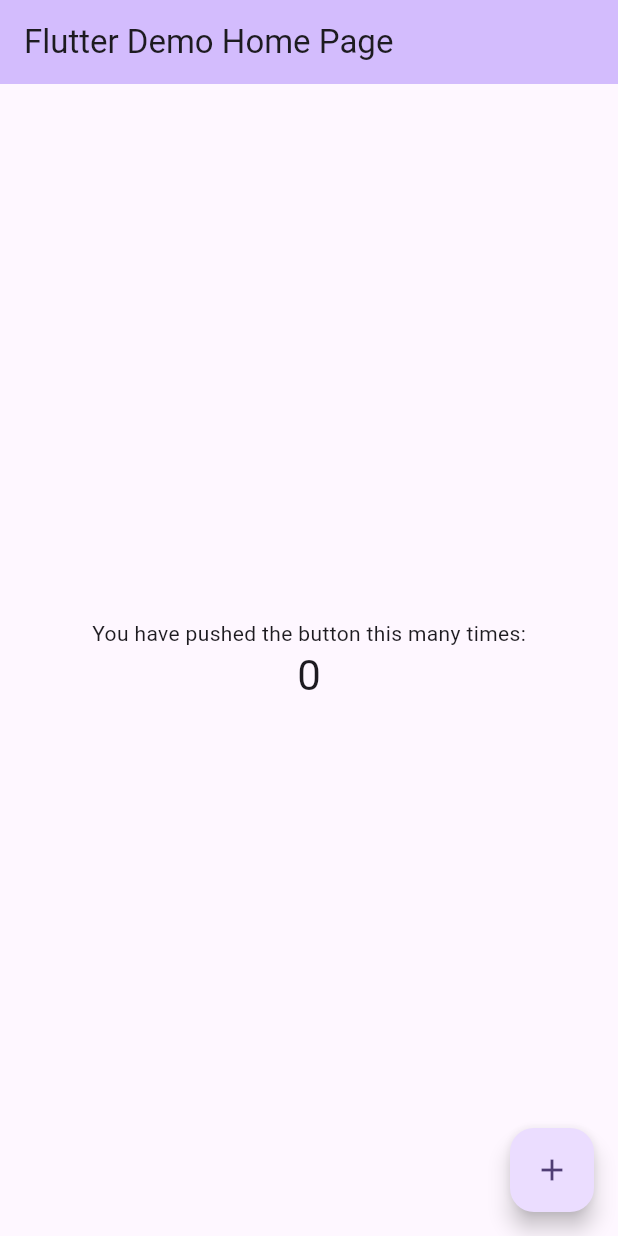
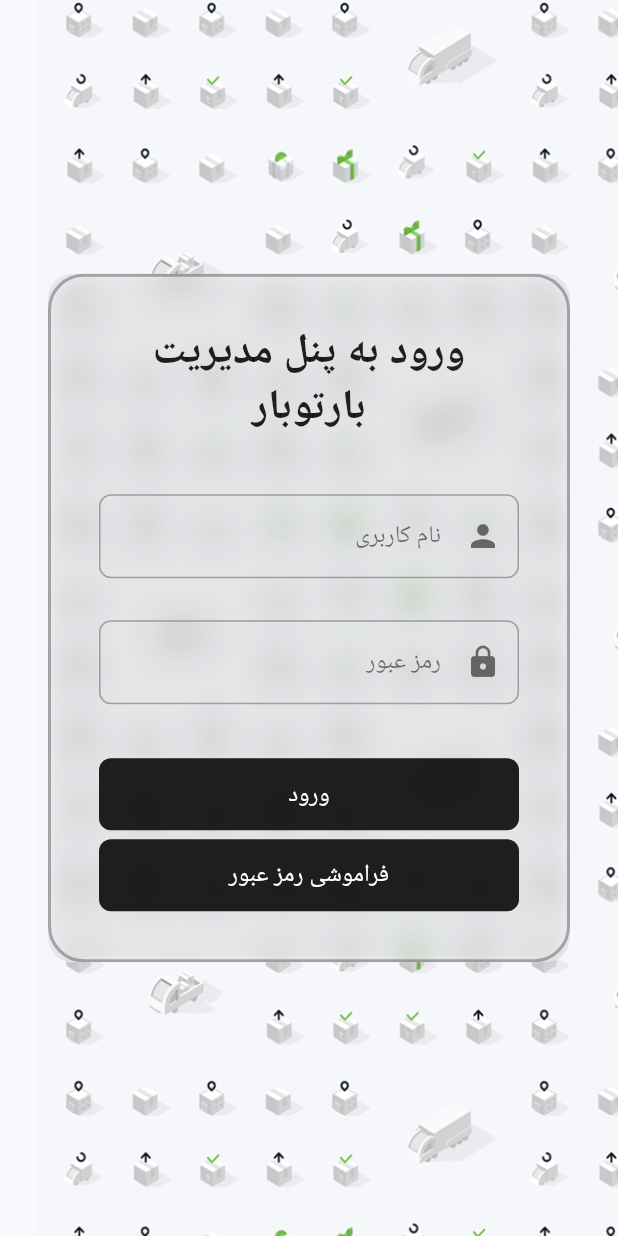
Before and after one commit to imWoodi/bar2bar_admin_app, a Flutter app: the screen it shows after launch, on a phone screen of 412 x 824 dp. Run offline on Flutter 3.47's test engine with Material 3 defaults, Android fonts, the phone set to English and light mode, and no system bars; our stand-ins replace get, google_fonts; Roboto replaces fonts that are missing (Vazirmatn).

Commit message:
first page

```diff
--- /dev/null
+++ b/devtools_options.yaml
@@ -0,0 +1,3 @@
+description: This file stores settings for Dart & Flutter DevTools.
+documentation: https://docs.flutter.dev/tools/devtools/extensions#configure-extension-enablement-states
+extensions:
--- /dev/null
+++ b/lib/app/modules/auth/views/login_view.dart
@@ -0,0 +1,232 @@
+import 'package:flutter/material.dart';
+import 'package:get/get.dart';
+import 'dart:ui';
+import 'dart:math' as math;
+import '../controllers/auth_controller.dart';
+
+class LoginView extends StatefulWidget {
+  const LoginView({super.key});
+
+  @override
+  State<LoginView> createState() => _LoginViewState();
+}
+
+class _LoginViewState extends State<LoginView> with SingleTickerProviderStateMixin {
+  late AnimationController _animationController;
+  late Animation<double> _animation;
+
+  @override
+  void initState() {
+    super.initState();
+    _animationController = AnimationController(
+      vsync: this,
+      duration: const Duration(seconds: 12),
+    )..repeat(reverse: true);
+
+    _animation = CurvedAnimation(
+      parent: _animationController,
+      curve: Curves.easeInOut,
+    );
+  }
+
+  @override
+  void dispose() {
+    _animationController.dispose();
+    super.dispose();
+  }
+
+  @override
+  Widget build(BuildContext context) {
+    final controller = Get.put(AuthController());
+    return Directionality(
+      textDirection: TextDirection.rtl,
+      child: Scaffold(
+        body: AnimatedBuilder(
+          animation: _animation,
+          builder: (context, child) {
+            return Container(
+              width: double.infinity,
+              height: double.infinity,
+              child: Stack(
+                children: [
+                  Transform.translate(
+                    offset: Offset(
+                      _animation.value * 100 * math.cos(math.pi / 4),
+                      _animation.value * 100 * math.sin(math.pi / 4),
+                    ),
+                    child: Transform.scale(
+                      scale: 1.1 + (_animation.value * 0.05),
+                      child: Image.asset(
+                        'assets/images/LoginBackground.png',
+                        fit: BoxFit.cover,
+                        width: double.infinity,
+                        height: double.infinity,
+                      ),
+                    ),
+                  ),
+                  Center(
+                    child: Container(
+                      constraints: const BoxConstraints(maxWidth: 450),
+                      child: SingleChildScrollView(
+                        padding: const EdgeInsets.all(32),
+                        child: ClipRRect(
+                          borderRadius: BorderRadius.circular(16),
+                          child: BackdropFilter(
+                            filter: ImageFilter.blur(sigmaX: 10, sigmaY: 10),
+                            child: Container(
+                              padding: const EdgeInsets.all(32),
+                              decoration: BoxDecoration(
+                                color: Colors.white.withOpacity(0.2),
+                                borderRadius: BorderRadius.circular(24),
+                                border: Border.all(
+                                  color: Colors.black.withOpacity(0.3),
+                                  width: 2,
+                                ),
+                                boxShadow: [
+                                  BoxShadow(
+                                    color: Colors.black.withOpacity(0.1),
+                                    blurRadius: 10,
+                                    spreadRadius: 2,
+                                  ),
+                                ],
+                              ),
+                              child: Form(
+                                key: controller.formKey,
+                                child: Column(
+                                  mainAxisSize: MainAxisSize.min,
+                                  crossAxisAlignment: CrossAxisAlignment.stretch,
+                                  children: [
+                                    Text(
+                                      'ورود به پنل مدیریت بارتوبار',
+                                      style: Theme.of(context).textTheme.headlineMedium?.copyWith(
+                                        fontWeight: FontWeight.bold,
+                                        color: Colors.black87,
+                                      ),
+                                      textAlign: TextAlign.center,
+                                    ),
+                                    const SizedBox(height: 40),
+                                    SizedBox(
+                                      height: 80,
+                                      child: TextFormField(
+                                        controller: controller.usernameController,
+                                        style: const TextStyle(color: Colors.black87),
+                                        decoration: InputDecoration(
+                                          labelText: 'نام کاربری',
+                                          labelStyle: const TextStyle(color: Colors.black54),
+                                          prefixIcon: const Icon(Icons.person, color: Colors.black54),
+                                          contentPadding: const EdgeInsets.symmetric(horizontal: 16, vertical: 16),
+                                          errorMaxLines: 1,
+                                          errorStyle: const TextStyle(color: Colors.red),
+                                          enabledBorder: OutlineInputBorder(
+                                            borderRadius: BorderRadius.circular(8),
+                                            borderSide: BorderSide(color: Colors.black.withOpacity(0.3)),
+                                          ),
+                                          focusedBorder: OutlineInputBorder(
+                                            borderRadius: BorderRadius.circular(8),
+                                            borderSide: const BorderSide(color: Colors.black87),
+                                          ),
+                                          errorBorder: OutlineInputBorder(
+                                            borderRadius: BorderRadius.circular(8),
+                                            borderSide: const BorderSide(color: Colors.red),
+                                          ),
+                                          focusedErrorBorder: OutlineInputBorder(
+                                            borderRadius: BorderRadius.circular(8),
+                                            borderSide: const BorderSide(color: Colors.red),
+                                          ),
+                                        ),
+                                        validator: (value) => value == null || value.isEmpty ? 'نام کاربری را وارد کنید' : null,
+                                      ),
+                                    ),
+                                    const SizedBox(height: 4),
+                                    SizedBox(
+                                      height: 80,
+                                      child: TextFormField(
+                                        controller: controller.passwordController,
+                                        obscureText: true,
+                                        style: const TextStyle(color: Colors.black87),
+                                        decoration: InputDecoration(
+                                          labelText: 'رمز عبور',
+                                          labelStyle: const TextStyle(color: Colors.black54),
+                                          prefixIcon: const Icon(Icons.lock, color: Colors.black54),
+                                          contentPadding: const EdgeInsets.symmetric(horizontal: 16, vertical: 16),
+                                          errorMaxLines: 1,
+                                          errorStyle: const TextStyle(color: Colors.red),
+                                          enabledBorder: OutlineInputBorder(
+                                            borderRadius: BorderRadius.circular(8),
+                                            borderSide: BorderSide(color: Colors.black.withOpacity(0.3)),
+                                          ),
+                                          focusedBorder: OutlineInputBorder(
+                                            borderRadius: BorderRadius.circular(8),
+                                            borderSide: const BorderSide(color: Colors.black87),
+                                          ),
+                                          errorBorder: OutlineInputBorder(
+                                            borderRadius: BorderRadius.circular(8),
+                                            borderSide: const BorderSide(color: Colors.red),
+                                          ),
+                                          focusedErrorBorder: OutlineInputBorder(
+                                            borderRadius: BorderRadius.circular(8),
+                                            borderSide: const BorderSide(color: Colors.red),
+                                          ),
+                                        ),
+                                        validator: (value) => value == null || value.isEmpty ? 'رمز عبور را وارد کنید' : null,
+                                      ),
+                                    ),
+                                    const SizedBox(height: 12),
+                                    SizedBox(
+                                      height: 48,
+                                      child: Obx(() => ElevatedButton(
+                                        onPressed: controller.isLoading.value
+                                            ? null
+                                            : () => controller.login(),
+                                        style: ElevatedButton.styleFrom(
+                                          backgroundColor: Colors.black87,
+                                          foregroundColor: Colors.white,
+                                          shape: RoundedRectangleBorder(
+                                            borderRadius: BorderRadius.circular(8),
+                                          ),
+                                        ),
+                                        child: controller.isLoading.value
+                                            ? const SizedBox(
+                                                width: 24,
+                                                height: 24,
+                                                child: CircularProgressIndicator(
+                                                  strokeWidth: 2,
+                                                  valueColor: AlwaysStoppedAnimation<Color>(Colors.white),
+                                                ),
+                                              )
+                                            : const Text('ورود', style: TextStyle(fontSize: 16)),
+                                      )),
+                                    ),
+                                    const SizedBox(height: 6),
+                                    SizedBox(
+                                      height: 48,
+                                      child: Obx(() => ElevatedButton(
+                                        onPressed: () {},
+                                        style: ElevatedButton.styleFrom(
+                                          backgroundColor: Colors.black87,
+                                          foregroundColor: Colors.white,
+                                          shape: RoundedRectangleBorder(
+                                            borderRadius: BorderRadius.circular(8),
+                                          ),
+                                        ),
+                                        child: const Text('فراموشی رمز عبور', style: TextStyle(fontSize: 16)),
+                                      )),
+                                    ),
+                                  ],
+                                ),
+                              ),
+                            ),
+                          ),
+                        ),
+                      ),
+                    ),
+                  ),
+                ],
+              ),
+            );
+          },
+        ),
+      ),
+    );
+  }
+}
--- /dev/null
+++ b/lib/app/routes/app_pages.dart
@@ -0,0 +1,25 @@
+import 'package:get/get.dart';
+import 'package:bar2bar_admin_app/app/modules/auth/views/login_view.dart';
+import 'package:bar2bar_admin_app/app/modules/auth/views/otp_view.dart';
+import 'package:bar2bar_admin_app/app/modules/dashboard/views/dashboard_view.dart';
+
+part 'app_routes.dart';
+
+class AppPages {
+  static const INITIAL = Routes.LOGIN;
+
+  static final routes = [
+    GetPage(
+      name: Routes.LOGIN,
+      page: () => const LoginView(),
+    ),
+    GetPage(
+      name: Routes.OTP,
+      page: () => const OtpView(),
+    ),
+    GetPage(
+      name: Routes.DASHBOARD,
+      page: () => const DashboardView(),
+    ),
+  ];
+}
--- /dev/null
+++ b/lib/app/routes/app_routes.dart
@@ -0,0 +1,10 @@
+part of 'app_pages.dart';
+
+abstract class Routes {
+  static const LOGIN = '/login';
+  static const OTP = '/otp';
+  static const DASHBOARD = '/dashboard';
+  static const PROFILE = '/profile';
+  static const CHAT = '/chat';
+  static const RATING = '/rating';
+}
--- /dev/null
+++ b/lib/core/theme/app_theme.dart
@@ -0,0 +1,60 @@
+import 'package:flutter/material.dart';
+import 'package:google_fonts/google_fonts.dart';
+
+class AppTheme {
+  static final ThemeData lightTheme = ThemeData(
+    useMaterial3: true,
+    colorScheme: ColorScheme.fromSeed(
+      seedColor: const Color(0xFF1E88E5),
+      brightness: Brightness.light,
+    ),
+    textTheme: GoogleFonts.vazirmatnTextTheme(),
+    appBarTheme: const AppBarTheme(
+      centerTitle: true,
+      elevation: 0,
+    ),
+    elevatedButtonTheme: ElevatedButtonThemeData(
+      style: ElevatedButton.styleFrom(
+        elevation: 0,
+        padding: const EdgeInsets.symmetric(horizontal: 24, vertical: 12),
+        shape: RoundedRectangleBorder(
+          borderRadius: BorderRadius.circular(8),
+        ),
+      ),
+    ),
+    inputDecorationTheme: InputDecorationTheme(
+      border: OutlineInputBorder(
+        borderRadius: BorderRadius.circular(8),
+      ),
+      contentPadding: const EdgeInsets.symmetric(horizontal: 16, vertical: 12),
+    ),
+  );
+
+  static final ThemeData darkTheme = ThemeData(
+    useMaterial3: true,
+    colorScheme: ColorScheme.fromSeed(
+      seedColor: const Color(0xFF1E88E5),
+      brightness: Brightness.dark,
+    ),
+    textTheme: GoogleFonts.vazirmatnTextTheme(ThemeData.dark().textTheme),
+    appBarTheme: const AppBarTheme(
+      centerTitle: true,
+      elevation: 0,
+    ),
+    elevatedButtonTheme: ElevatedButtonThemeData(
+      style: ElevatedButton.styleFrom(
+        elevation: 0,
+        padding: const EdgeInsets.symmetric(horizontal: 24, vertical: 12),
+        shape: RoundedRectangleBorder(
+          borderRadius: BorderRadius.circular(8),
+        ),
+      ),
+    ),
+    inputDecorationTheme: InputDecorationTheme(
+      border: OutlineInputBorder(
+        borderRadius: BorderRadius.circular(8),
+      ),
+      contentPadding: const EdgeInsets.symmetric(horizontal: 16, vertical: 12),
+    ),
+  );
+}
--- a/lib/main.dart
+++ b/lib/main.dart
@@ -1,122 +1,36 @@
 import 'package:flutter/material.dart';
+import 'package:get/get.dart';
+import 'package:flutter_localizations/flutter_localizations.dart';
+import 'package:bar2bar_admin_app/app/routes/app_pages.dart';
+import 'package:bar2bar_admin_app/core/theme/app_theme.dart';
 
-void main() {
+void main() async {
+  WidgetsFlutterBinding.ensureInitialized();
   runApp(const MyApp());
 }
 
 class MyApp extends StatelessWidget {
   const MyApp({super.key});
 
-  // This widget is the root of your application.
   @override
   Widget build(BuildContext context) {
-    return MaterialApp(
-      title: 'Flutter Demo',
-      theme: ThemeData(
-        // This is the theme of your application.
-        //
-        // TRY THIS: Try running your application with "flutter run". You'll see
-        // the application has a purple toolbar. Then, without quitting the app,
-        // try changing the seedColor in the colorScheme below to Colors.green
-        // and then invoke "hot reload" (save your changes or press the "hot
-        // reload" button in a Flutter-supported IDE, or press "r" if you used
-        // the command line to start the app).
-        //
-        // Notice that the counter didn't reset back to zero; the application
-        // state is not lost during the reload. To reset the state, use hot
-        // restart instead.
-        //
-        // This works for code too, not just values: Most code changes can be
-        // tested with just a hot reload.
-        colorScheme: ColorScheme.fromSeed(seedColor: Colors.deepPurple),
-      ),
-      home: const MyHomePage(title: 'Flutter Demo Home Page'),
+    return GetMaterialApp(
+      title: 'Bar2Bar Admin',
+      debugShowCheckedModeBanner: false,
+      theme: AppTheme.lightTheme,
+      darkTheme: AppTheme.darkTheme,
+      themeMode: ThemeMode.light,
+      initialRoute: AppPages.INITIAL,
+      getPages: AppPages.routes,
+      localizationsDelegates: const [
+        GlobalMaterialLocalizations.delegate,
+        GlobalWidgetsLocalizations.delegate,
+        GlobalCupertinoLocalizations.delegate,
+      ],
+      supportedLocales: const [
+        Locale('fa', 'IR'),
+      ],
+      locale: const Locale('fa', 'IR'),
     );
   }
 }
-
-class MyHomePage extends StatefulWidget {
-  const MyHomePage({super.key, required this.title});
-
-  // This widget is the home page of your application. It is stateful, meaning
-  // that it has a State object (defined below) that contains fields that affect
-  // how it looks.
-
-  // This class is the configuration for the state. It holds the values (in this
-  // case the title) provided by the parent (in this case the App widget) and
-  // used by the build method of the State. Fields in a Widget subclass are
-  // always marked "final".
-
-  final String title;
-
-  @override
-  State<MyHomePage> createState() => _MyHomePageState();
-}
-
-class _MyHomePageState extends State<MyHomePage> {
-  int _counter = 0;
-
-  void _incrementCounter() {
-    setState(() {
-      // This call to setState tells the Flutter framework that something has
-      // changed in this State, which causes it to rerun the build method below
-      // so that the display can reflect the updated values. If we changed
-      // _counter without calling setState(), then the build method would not be
-      // called again, and so nothing would appear to happen.
-      _counter++;
-    });
-  }
-
-  @override
-  Widget build(BuildContext context) {
-    // This method is rerun every time setState is called, for instance as done
-    // by the _incrementCounter method above.
-    //
-    // The Flutter framework has been optimized to make rerunning build methods
-    // fast, so that you can just rebuild anything that needs updating rather
-    // than having to individually change instances of widgets.
-    return Scaffold(
-      appBar: AppBar(
-        // TRY THIS: Try changing the color here to a specific color (to
-        // Colors.amber, perhaps?) and trigger a hot reload to see the AppBar
-        // change color while the other colors stay the same.
-        backgroundColor: Theme.of(context).colorScheme.inversePrimary,
-        // Here we take the value from the MyHomePage object that was created by
-        // the App.build method, and use it to set our appbar title.
-        title: Text(widget.title),
-      ),
-      body: Center(
-        // Center is a layout widget. It takes a single child and positions it
-        // in the middle of the parent.
-        child: Column(
-          // Column is also a layout widget. It takes a list of children and
-          // arranges them vertically. By default, it sizes itself to fit its
-          // children horizontally, and tries to be as tall as its parent.
-          //
-          // Column has various properties to control how it sizes itself and
-          // how it positions its children. Here we use mainAxisAlignment to
-          // center the children vertically; the main axis here is the vertical
-          // axis because Columns are vertical (the cross axis would be
-          // horizontal).
-          //
-          // TRY THIS: Invoke "debug painting" (choose the "Toggle Debug Paint"
-          // action in the IDE, or press "p" in the console), to see the
-          // wireframe for each widget.
-          mainAxisAlignment: MainAxisAlignment.center,
-          children: <Widget>[
-            const Text('You have pushed the button this many times:'),
-            Text(
-              '$_counter',
-              style: Theme.of(context).textTheme.headlineMedium,
-            ),
-          ],
-        ),
-      ),
-      floatingActionButton: FloatingActionButton(
-        onPressed: _incrementCounter,
-        tooltip: 'Increment',
-        child: const Icon(Icons.add),
-      ), // This trailing comma makes auto-formatting nicer for build methods.
-    );
-  }
-}
```
Also changed, not shown: lib/app/modules/auth/controllers/auth_controller.dart (added, +72 -0 lines), lib/app/modules/auth/views/otp_view.dart (added, +87 -0 lines), lib/app/modules/dashboard/views/dashboard_view.dart (added, +12 -0 lines), lib/core/utils/toast.dart (added, +47 -0 lines), pubspec.yaml (+16 -1 lines), assets/images/LoginBackground.png (added), 22 other files.
